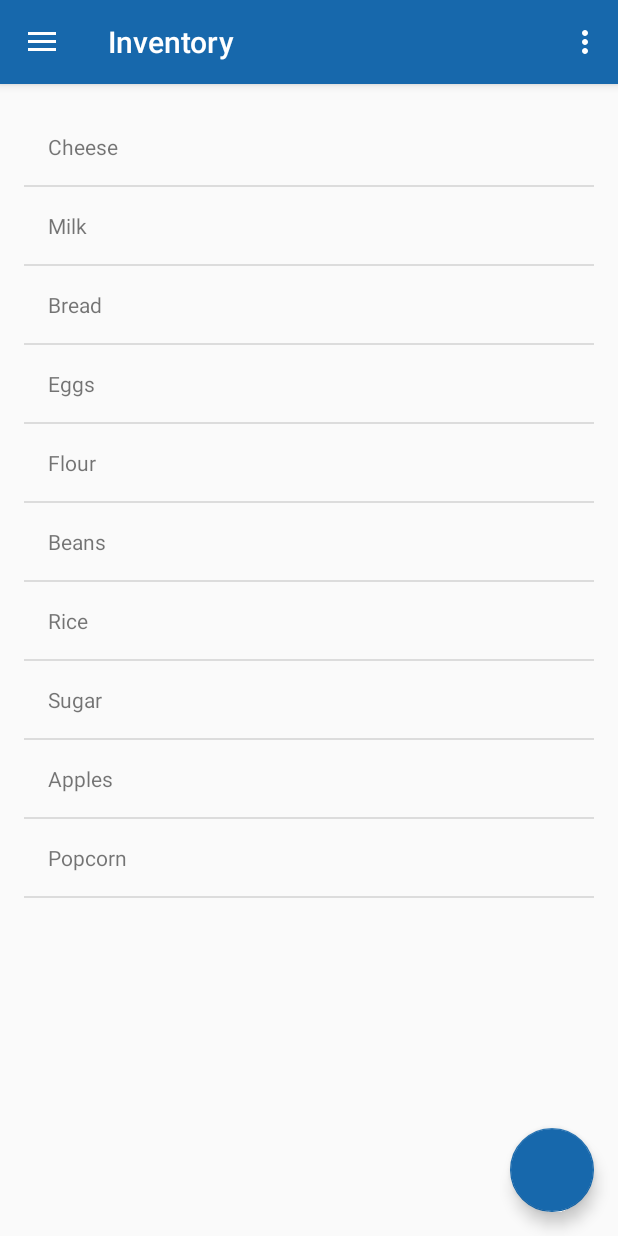
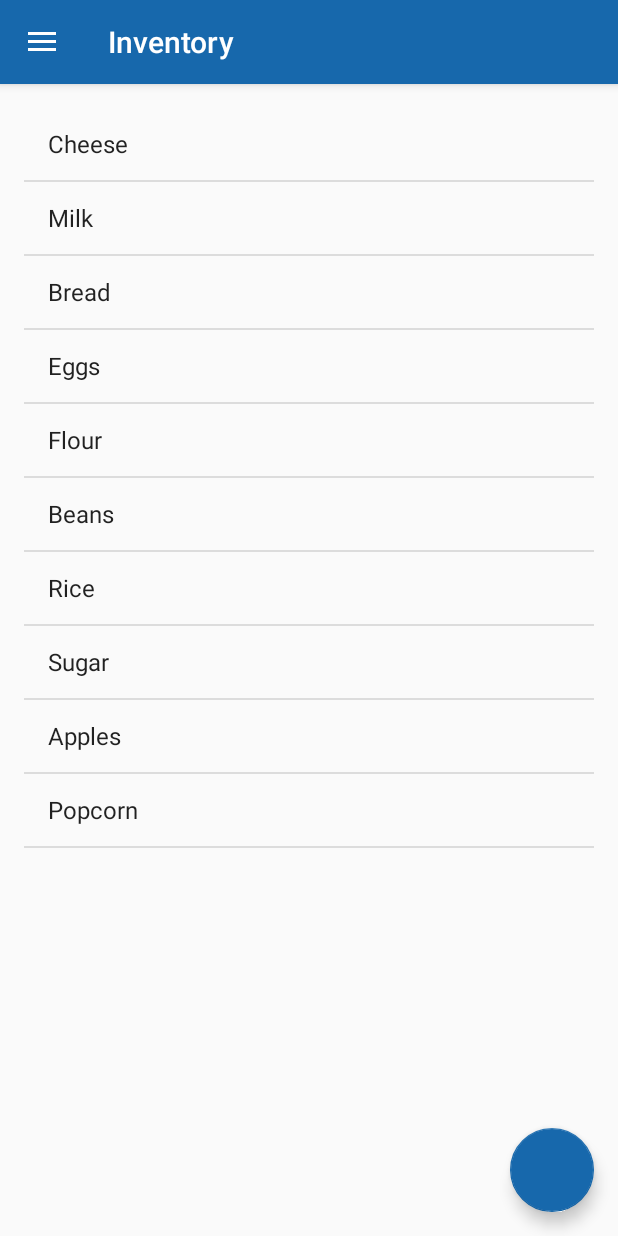
Before and after one commit to calybean/MenuPlanner, an Android app: the screen it shows after launch (MainActivity), in the side drawer, after a tap on "Inventory", on a phone screen of 412 x 824 dp. Run offline under Robolectric (Android 15) with nearby library versions, the phone set to English and light mode, and no system bars; libraries missing offline, so code that uses them is left out: com.getbase.floatingactionbutton; plain views replace AddFloatingActionButton; 14 statements that could not run were skipped.

Commit message:
Add shopping list to inventory, misc tweaks

```diff
--- a/app/src/main/java/com/youravgjoe/apps/menuplanner/MainActivity.java
+++ b/app/src/main/java/com/youravgjoe/apps/menuplanner/MainActivity.java
@@ -5,6 +5,7 @@ import android.content.DialogInterface;
 import android.content.Intent;
 import android.os.Bundle;
 import android.support.v7.app.ActionBar;
+import android.util.Log;
 import android.view.View;
 import android.support.design.widget.NavigationView;
 import android.support.v4.view.GravityCompat;
@@ -26,15 +27,13 @@ import java.util.List;
 public class MainActivity extends AppCompatActivity
         implements NavigationView.OnNavigationItemSelectedListener {
 
-    ArrayAdapter<String> myAdapter;
-
     List<String> shoppingList = new ArrayList<>();
     String[] testShoppingArray = {"Bacon", "Orange Juice", "Yogurt", "Avocado", "Tortilla Chips", "Salsa", "Lemon Juice"};
     final String shoppingListPref = "shoppingList";
 
     List<String> inventoryList = new ArrayList<>();
     String[] testInventoryArray = {"Cheese", "Milk", "Bread", "Eggs", "Flour", "Beans", "Rice", "Sugar", "Apples", "Popcorn"};
-    final String   inventoryPref = "inventory";
+    final String inventoryPref = "inventory";
 
     ActionBar actionBar;
 
@@ -44,6 +43,9 @@ public class MainActivity extends AppCompatActivity
     AddFloatingActionButton addToInventoryFab;
     boolean inventoryBool;
     boolean shoppingListBool;
+
+    ArrayAdapter<String> mInventoryAdapter;
+    ArrayAdapter<String> mShoppingListAdapter;
 
     @Override
     protected void onCreate(Bundle savedInstanceState) {
@@ -55,45 +57,19 @@ public class MainActivity extends AppCompatActivity
         DataManager.Init(this);
 
         //this will eventually be replaced with a read from file, not from the dummy array:
-        for(int i = 0; i < testShoppingArray.length; i++)
-        {
+        for(int i = 0; i < testShoppingArray.length; i++) {
             shoppingList.add(i, testShoppingArray[i]);
         }
 
-        for(int i = 0; i < testInventoryArray.length; i++)
-        {
+        for(int i = 0; i < testInventoryArray.length; i++) {
             inventoryList.add(i, testInventoryArray[i]);
         }
 
         //start these out as false, because we're not in inventory or shopping list views.
         inventoryBool = false;
         shoppingListBool = false;
-
-        addToInventoryFab = (AddFloatingActionButton) findViewById(R.id.addToInventory);
-        addToInventoryFab.setOnClickListener(new View.OnClickListener() {
-            @Override
-            public void onClick(View view) {
-                //show an alert dialog (Do you really want to add everything from list to inventory?)
-                new AlertDialog.Builder(MainActivity.this)
-                        .setTitle("Add all?")
-                        .setMessage("Are you sure you'd like to add everything from your shopping list to your inventory?")
-                        .setPositiveButton(R.string.yes_add, new DialogInterface.OnClickListener() {
-                            public void onClick(DialogInterface dialog, int which) {
-                                //this is where we add all to inventory
-                            }
-                        })
-                        .setNegativeButton(R.string.no_add, new DialogInterface.OnClickListener() {
-                            public void onClick(DialogInterface dialog, int which) {
-                                // do nothing
-                            }
-                        })
-                        .setIcon(R.drawable.ic_add_white_24dp)
-                        .show();
-            }
-        });
-
         actionBar = this.getSupportActionBar();
-        actionBar.setTitle(R.string.menu); //Ignore warning. This doesn't produce java.lang.NullPointerException (yet?)
+        actionBar.setTitle(R.string.menu);
 
         weekListView = (ListView) this.findViewById(R.id.week_listview);
         inventoryListView = (ListView) this.findViewById(R.id.inventory_listview);
@@ -102,8 +78,11 @@ public class MainActivity extends AppCompatActivity
         inventoryListView.setVisibility(View.GONE);
         shoppingListView.setVisibility(View.GONE);
 
-        //start with addToInventory fab not showing
-        addToInventoryFab.setVisibility(View.GONE);
+        mInventoryAdapter = new ArrayAdapter<>(this, android.R.layout.simple_list_item_1, android.R.id.text1, inventoryList);
+        inventoryListView.setAdapter(mInventoryAdapter);
+
+        mShoppingListAdapter = new ArrayAdapter<>(this, android.R.layout.simple_list_item_1, android.R.id.text1, shoppingList);
+        shoppingListView.setAdapter(mShoppingListAdapter);
 
         DrawerLayout drawer = (DrawerLayout) findViewById(R.id.drawer_layout);
         ActionBarDrawerToggle toggle = new ActionBarDrawerToggle(
@@ -126,18 +105,47 @@ public class MainActivity extends AppCompatActivity
 
         inventoryListView.setOnItemClickListener(new AdapterView.OnItemClickListener() {
             public void onItemClick(AdapterView<?> parent, View view, int position, long id) {
-
-                Toast.makeText(getApplicationContext(), "You clicked on " + testInventoryArray[position], Toast.LENGTH_SHORT).show();
+//                Toast.makeText(getApplicationContext(), "You clicked on " + inventoryList.get(position), Toast.LENGTH_SHORT).show();
             }
         });
 
         shoppingListView.setOnItemClickListener(new AdapterView.OnItemClickListener() {
             public void onItemClick(AdapterView<?> parent, View view, int position, long id) {
-
-                Toast.makeText(getApplicationContext(), "You clicked on " + testShoppingArray[position], Toast.LENGTH_SHORT).show();
-
+//                Toast.makeText(getApplicationContext(), "You clicked on " + shoppingList.get(position), Toast.LENGTH_SHORT).show();
             }
         });
+
+        addToInventoryFab = (AddFloatingActionButton) findViewById(R.id.addToInventory);
+        addToInventoryFab.setOnClickListener(new View.OnClickListener() {
+            @Override
+            public void onClick(View view) {
+                //show an alert dialog (Do you really want to add everything from list to inventory?)
+                new AlertDialog.Builder(MainActivity.this)
+                        .setTitle("Add all?")
+                        .setMessage("Are you sure you'd like to add everything from your shopping list to your inventory?")
+                        .setPositiveButton(R.string.yes_add, new DialogInterface.OnClickListener() {
+                            public void onClick(DialogInterface dialog, int which) {
+                                //this is where we add all to inventory
+
+                                inventoryList.addAll(shoppingList);
+                                shoppingList.clear();
+
+                                mInventoryAdapter.notifyDataSetChanged();
+                                mShoppingListAdapter.notifyDataSetChanged();
+                            }
+                        })
+                        .setNegativeButton("Cancel", new DialogInterface.OnClickListener() {
+                            public void onClick(DialogInterface dialog, int which) {
+                                // do nothing
+                            }
+                        })
+                        .setIcon(R.drawable.ic_add_black_24dp)
+                        .show();
+            }
+        });
+
+        //start with addToInventory fab not showing
+        addToInventoryFab.setVisibility(View.GONE);
     }
 
     @Override
@@ -170,28 +178,28 @@ public class MainActivity extends AppCompatActivity
         }
     }
 
-    @Override
-    public boolean onCreateOptionsMenu(Menu menu) {
-        // Inflate the menu; this adds items to the action bar if it is present.
-        getMenuInflater().inflate(R.menu.main, menu);
-        return true;
-    }
-
-    @Override
-    public boolean onOptionsItemSelected(MenuItem item) {
-        // Handle action bar item clicks here. The action bar will
-        // automatically handle clicks on the Home/Up button, so long
-        // as you specify a parent activity in AndroidManifest.xml.
-        int id = item.getItemId();
-
-        //noinspection SimplifiableIfStatement
-        if (id == R.id.action_settings) {
-            Toast.makeText(this, "No settings yet", Toast.LENGTH_SHORT).show();
-            return true;
-        }
-
-        return super.onOptionsItemSelected(item);
-    }
+//    @Override
+//    public boolean onCreateOptionsMenu(Menu menu) {
+//        // Inflate the menu; this adds items to the action bar if it is present.
+//        getMenuInflater().inflate(R.menu.main, menu);
+//        return true;
+//    }
+//
+//    @Override
+//    public boolean onOptionsItemSelected(MenuItem item) {
+//        // Handle action bar item clicks here. The action bar will
+//        // automatically handle clicks on the Home/Up button, so long
+//        // as you specify a parent activity in AndroidManifest.xml.
+//        int id = item.getItemId();
+//
+//        //noinspection SimplifiableIfStatement
+//        if (id == R.id.action_settings) {
+//            Toast.makeText(this, "No settings yet", Toast.LENGTH_SHORT).show();
+//            return true;
+//        }
+//
+//        return super.onOptionsItemSelected(item);
+//    }
 
     @SuppressWarnings("StatementWithEmptyBody")
     @Override
@@ -223,9 +231,6 @@ public class MainActivity extends AppCompatActivity
             shoppingListView.setVisibility(View.GONE);
 
             addToInventoryFab.setVisibility(View.GONE);
-
-            myAdapter = new ArrayAdapter<>(this, R.layout.content_day_view, R.id.meals_textview, testInventoryArray);
-            inventoryListView.setAdapter(myAdapter);
         } else if (id == R.id.nav_shopping_list) {
             shoppingListBool = true;
 
@@ -237,10 +242,6 @@ public class MainActivity extends AppCompatActivity
 
             //show floating action button
             addToInventoryFab.setVisibility(View.VISIBLE);
-
-            myAdapter = new ArrayAdapter<>(this, R.layout.content_day_view, R.id.meals_textview, testShoppingArray);
-            shoppingListView.setAdapter(myAdapter);
-
         }
         DrawerLayout drawer = (DrawerLayout) findViewById(R.id.drawer_layout);
         drawer.closeDrawer(GravityCompat.START);
--- /dev/null
+++ b/app/src/main/res/drawable/ic_add_black_24dp.xml
@@ -0,0 +1,9 @@
+<vector xmlns:android="http://schemas.android.com/apk/res/android"
+        android:width="24dp"
+        android:height="24dp"
+        android:viewportWidth="24.0"
+        android:viewportHeight="24.0">
+    <path
+        android:fillColor="#FF000000"
+        android:pathData="M19,13h-6v6h-2v-6H5v-2h6V5h2v6h6v2z"/>
+</vector>
--- a/app/src/main/res/values/strings.xml
+++ b/app/src/main/res/values/strings.xml
@@ -10,6 +10,9 @@
     <string name="shopping_list">Shopping List</string>
 
     <string name="action_settings">Settings</string>
+
+    <string name="api_key">so0w05OaB4dsAPwisOhGBcXnY648Lo0k</string>
+    <string name="api_secret">qvCSCocu6gVVUTfy</string>
 
     <string-array name="week">
         <item>Sunday</item>
```
